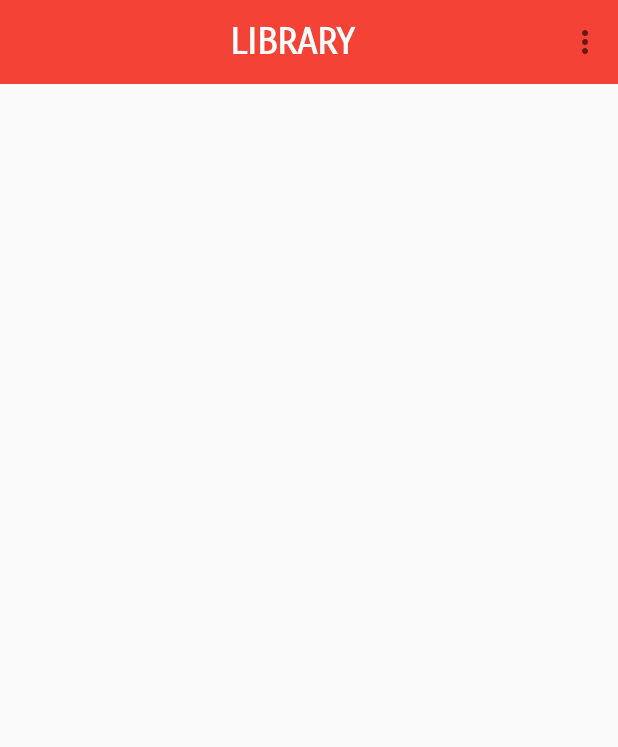
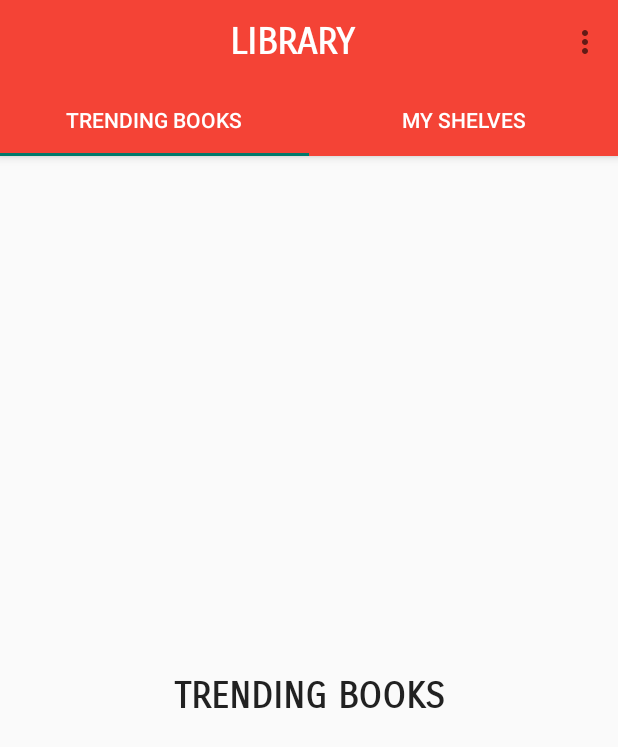
Before and after one commit to AlphaMikeFoxtrot/Shelves-2.0, an Android app: the screen it shows after launch once a user with an empty profile is signed in (HomeActivity), on a phone screen of 412 x 824 dp. Shown: the top 747 px of the screen. Run offline under Robolectric (Android 15) with nearby library versions, the phone set to English and light mode, and no system bars; our stand-ins replace Firebase (no records; nobody signed in at launch, a user with empty details on screens opened directly); libraries missing offline, so code that uses them is left out: com.firebase.ui; 1 statement that could not run was skipped.

Commit message:
added tabs using fragments

```diff
--- a/Shelves/app/build.gradle
+++ b/Shelves/app/build.gradle
@@ -24,6 +24,7 @@ dependencies {
     implementation 'com.android.support:design:26.1.0'
     implementation 'com.android.support.constraint:constraint-layout:1.0.2'
     implementation 'com.google.firebase:firebase-auth:11.8.0'
+    implementation 'com.android.support:support-v4:26.1.0'
     compile 'com.google.firebase:firebase-auth:11.8.0'
     compile 'com.google.android.gms:play-services-auth:11.8.0'
     compile 'com.firebaseui:firebase-ui-auth:3.2.2'
@@ -34,4 +35,6 @@ dependencies {
 
 
 
+
+
 apply plugin: 'com.google.gms.google-services'
--- /dev/null
+++ b/Shelves/app/src/main/java/com/anonymous/shelves/Adapters/HomeActivityViewPagerAdapter.java
@@ -0,0 +1,46 @@
+package com.anonymous.shelves.Adapters;
+
+import android.support.annotation.Nullable;
+import android.support.v4.app.Fragment;
+import android.support.v4.app.FragmentManager;
+import android.support.v4.app.FragmentPagerAdapter;
+
+import java.util.ArrayList;
+import java.util.Arrays;
+
+/**
+ * Created by ANONYMOUS on 13-Mar-18.
+ */
+
+public class HomeActivityViewPagerAdapter extends FragmentPagerAdapter {
+
+    ArrayList<Fragment> fragments = new ArrayList<>();
+    ArrayList<String> tabTitles = new ArrayList<>();
+
+    public void addFragment(Fragment fragment, String title){
+
+        this.fragments.add(fragment);
+        this.tabTitles.add(title);
+
+    }
+
+    public HomeActivityViewPagerAdapter(FragmentManager fm) {
+        super(fm);
+    }
+
+    @Override
+    public Fragment getItem(int position) {
+        return this.fragments.get(position);
+    }
+
+    @Override
+    public int getCount() {
+        return this.fragments.size();
+    }
+
+    @Nullable
+    @Override
+    public CharSequence getPageTitle(int position) {
+        return this.tabTitles.get(position);
+    }
+}
--- a/Shelves/app/src/main/java/com/anonymous/shelves/HomeActivity.java
+++ b/Shelves/app/src/main/java/com/anonymous/shelves/HomeActivity.java
@@ -3,12 +3,15 @@ package com.anonymous.shelves;
 import android.content.Intent;
 import android.content.SharedPreferences;
 import android.support.annotation.NonNull;
+import android.support.design.widget.TabLayout;
+import android.support.v4.view.ViewPager;
 import android.support.v7.app.AppCompatActivity;
 import android.os.Bundle;
 import android.support.v7.widget.Toolbar;
 import android.view.Menu;
 import android.view.MenuItem;
 
+import com.anonymous.shelves.Adapters.HomeActivityViewPagerAdapter;
 import com.firebase.ui.auth.AuthUI;
 import com.google.android.gms.tasks.OnCompleteListener;
 import com.google.android.gms.tasks.Task;
@@ -16,8 +19,14 @@ import com.google.android.gms.tasks.Task;
 public class HomeActivity extends AppCompatActivity {
 
     Toolbar mToolbar;
+
     SharedPreferences current_user;
     SharedPreferences.Editor editor;
+
+    TabLayout mTabLayout;
+
+    ViewPager mViewPager;
+    com.anonymous.shelves.Adapters.HomeActivityViewPagerAdapter homeActivityViewPagerAdapter;
 
     @Override
     public void onBackPressed() {
@@ -31,6 +40,16 @@ public class HomeActivity extends AppCompatActivity {
     protected void onCreate(Bundle savedInstanceState) {
         super.onCreate(savedInstanceState);
         setContentView(R.layout.activity_home);
+
+        mTabLayout = findViewById(R.id.home_activity_tab_layout);
+
+        mViewPager = findViewById(R.id.home_activity_view_pager);
+
+        homeActivityViewPagerAdapter = new HomeActivityViewPagerAdapter(getSupportFragmentManager());
+        homeActivityViewPagerAdapter.addFragment(new HomeTrendingListFragment(), "Trending Books");
+        homeActivityViewPagerAdapter.addFragment(new HomeUserShelvesFragment(), "My Shelves");
+        mViewPager.setAdapter(homeActivityViewPagerAdapter);
+        mTabLayout.setupWithViewPager(mViewPager);
 
         current_user = this.getSharedPreferences(getString(R.string.shared_preference_name), MODE_PRIVATE);
         editor = current_user.edit();
--- /dev/null
+++ b/Shelves/app/src/main/java/com/anonymous/shelves/HomeTrendingListFragment.java
@@ -0,0 +1,29 @@
+package com.anonymous.shelves;
+
+
+import android.os.Bundle;
+import android.support.v4.app.Fragment;
+import android.view.LayoutInflater;
+import android.view.View;
+import android.view.ViewGroup;
+
+
+/**
+ * A simple {@link Fragment} subclass.
+ */
+public class HomeTrendingListFragment extends Fragment {
+
+
+    public HomeTrendingListFragment() {
+        // Required empty public constructor
+    }
+
+
+    @Override
+    public View onCreateView(LayoutInflater inflater, ViewGroup container,
+                             Bundle savedInstanceState) {
+        // Inflate the layout for this fragment
+        return inflater.inflate(R.layout.fragment_home_trending_list, container, false);
+    }
+
+}
--- /dev/null
+++ b/Shelves/app/src/main/java/com/anonymous/shelves/HomeUserShelvesFragment.java
@@ -0,0 +1,29 @@
+package com.anonymous.shelves;
+
+
+import android.os.Bundle;
+import android.support.v4.app.Fragment;
+import android.view.LayoutInflater;
+import android.view.View;
+import android.view.ViewGroup;
+
+
+/**
+ * A simple {@link Fragment} subclass.
+ */
+public class HomeUserShelvesFragment extends Fragment {
+
+
+    public HomeUserShelvesFragment() {
+        // Required empty public constructor
+    }
+
+
+    @Override
+    public View onCreateView(LayoutInflater inflater, ViewGroup container,
+                             Bundle savedInstanceState) {
+        // Inflate the layout for this fragment
+        return inflater.inflate(R.layout.fragment_home_user_shelves, container, false);
+    }
+
+}
--- a/Shelves/app/src/main/res/layout/activity_home.xml
+++ b/Shelves/app/src/main/res/layout/activity_home.xml
@@ -5,7 +5,12 @@
     xmlns:tools="http://schemas.android.com/tools"
     android:layout_width="match_parent"
     android:layout_height="match_parent"
+    android:orientation="vertical"
     tools:context="com.anonymous.shelves.HomeActivity">
+
+    <android.support.design.widget.AppBarLayout
+        android:layout_width="match_parent"
+        android:layout_height="wrap_content">
 
         <android.support.v7.widget.Toolbar
             android:layout_width="match_parent"
@@ -25,4 +30,23 @@
 
         </android.support.v7.widget.Toolbar>
 
+        <android.support.design.widget.TabLayout
+            android:layout_width="match_parent"
+            android:layout_height="wrap_content"
+            app:tabGravity="fill"
+            app:tabMode="fixed"
+            app:tabTextColor="@android:color/white"
+            android:id="@+id/home_activity_tab_layout">
+
+            <!-- TODO -->
+
+        </android.support.design.widget.TabLayout>
+
+    </android.support.design.widget.AppBarLayout>
+
+    <android.support.v4.view.ViewPager
+        android:layout_width="match_parent"
+        android:layout_height="match_parent"
+        android:id="@+id/home_activity_view_pager"></android.support.v4.view.ViewPager>
+
 </LinearLayout>
--- /dev/null
+++ b/Shelves/app/src/main/res/layout/fragment_home_trending_list.xml
@@ -0,0 +1,18 @@
+<FrameLayout xmlns:android="http://schemas.android.com/apk/res/android"
+    xmlns:tools="http://schemas.android.com/tools"
+    android:layout_width="match_parent"
+    android:layout_height="match_parent"
+    android:gravity="center"
+    tools:context="com.anonymous.shelves.HomeTrendingListFragment">
+
+    <!-- TODO: Update blank fragment layout -->
+    <TextView
+        android:layout_width="match_parent"
+        android:layout_height="match_parent"
+        android:text="TRENDING BOOKS"
+        android:fontFamily="sans-serif-smallcaps"
+        android:textStyle="bold"
+        style="@style/TextAppearance.AppCompat.Headline"
+        android:gravity="center" />
+
+</FrameLayout>
--- /dev/null
+++ b/Shelves/app/src/main/res/layout/fragment_home_user_shelves.xml
@@ -0,0 +1,17 @@
+<FrameLayout xmlns:android="http://schemas.android.com/apk/res/android"
+    xmlns:tools="http://schemas.android.com/tools"
+    android:layout_width="match_parent"
+    android:layout_height="match_parent"
+    tools:context="com.anonymous.shelves.HomeUserShelvesFragment">
+
+    <!-- TODO: Update blank fragment layout -->
+    <TextView
+        android:layout_width="match_parent"
+        android:layout_height="match_parent"
+        android:text="MY SHELVES"
+        android:fontFamily="sans-serif-smallcaps"
+        android:textStyle="bold"
+        style="@style/TextAppearance.AppCompat.Headline"
+        android:gravity="center" />
+
+</FrameLayout>
--- a/Shelves/app/src/main/res/values/strings.xml
+++ b/Shelves/app/src/main/res/values/strings.xml
@@ -9,4 +9,7 @@
     <string name="shared_preference_name">current_user_details</string>
     <string name="shared_preference_username">current_user_username</string>
     <string name="shared_preference_login_boolean">current_user_is_logged_in</string>
+
+    <!-- TODO: Remove or change this placeholder text -->
+    <string name="hello_blank_fragment">Hello blank fragment</string>
 </resources>
```
Lines whose indentation alone changed are shown as unchanged.
